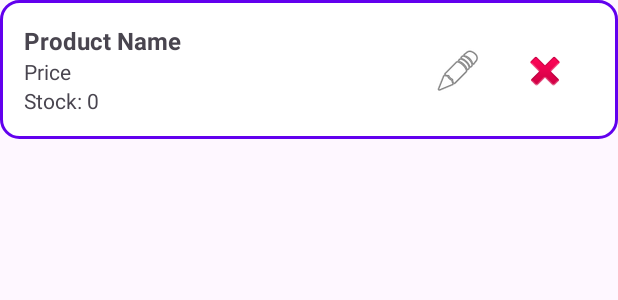
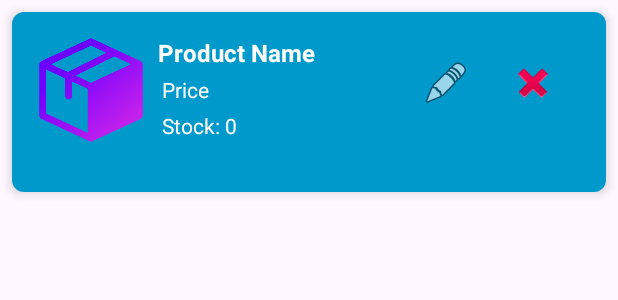
Before and after one commit to Barleyan/ProjectUTSMobile, an Android app: the layout item_product.xml on its own in the app's theme, with its tools: preview values and no code run, on a phone screen of 412 x 824 dp. Shown: the top 300 px of the screen. Run offline under Robolectric (Android 15) with nearby library versions, the phone set to English and light mode, and no system bars.

Commit message:
Update layout item

```diff
--- a/app/src/main/java/com/example/project/TransactionAdapter.kt
+++ b/app/src/main/java/com/example/project/TransactionAdapter.kt
@@ -20,8 +20,8 @@
         inner class TransactionViewHolder(view: View) : RecyclerView.ViewHolder(view) {
             val productID: TextView = view.findViewById(R.id.tvProductId)
             val customerID: TextView = view.findViewById(R.id.tvCustomerId)
-            val quantity: TextView = view.findViewById(R.id.tvquantity)
-            val TotalPrice: TextView = view.findViewById(R.id.tvtotalprice)
+            val quantity: TextView = view.findViewById(R.id.tvQuantity)
+            val TotalPrice: TextView = view.findViewById(R.id.tvTotalPrice)
             val btnDeleteTransaction: ImageButton = view.findViewById(R.id.btnDeleteTransaction)
             val btnEditTransaction: ImageButton = view.findViewById(R.id.btnEditTransaction)
         }
--- /dev/null
+++ b/app/src/main/res/drawable/gradient_background.xml
@@ -0,0 +1,6 @@
+<shape xmlns:android="http://schemas.android.com/apk/res/android">
+    <gradient
+        android:startColor="#FF8A65"
+        android:endColor="#FF7043"
+        android:angle="45"/>
+</shape>
--- a/app/src/main/res/layout/activity_main_menu.xml
+++ b/app/src/main/res/layout/activity_main_menu.xml
@@ -24,8 +24,8 @@
 
     <ImageView
         android:id="@+id/imageView"
-        android:layout_width="200dp"
-        android:layout_height="200dp"
+        android:layout_width="256dp"
+        android:layout_height="245dp"
         android:layout_marginTop="84dp"
         android:elevation="4dp"
         android:src="@drawable/logo_toko_depan"
--- a/app/src/main/res/layout/item_product.xml
+++ b/app/src/main/res/layout/item_product.xml
@@ -1,12 +1,33 @@
 <?xml version="1.0" encoding="utf-8"?>
-<androidx.constraintlayout.widget.ConstraintLayout xmlns:android="http://schemas.android.com/apk/res/android"
+<androidx.cardview.widget.CardView xmlns:android="http://schemas.android.com/apk/res/android"
     xmlns:app="http://schemas.android.com/apk/res-auto"
+    xmlns:tools="http://schemas.android.com/tools"
+    android:layout_width="match_parent"
+    android:layout_height="wrap_content"
+    app:cardCornerRadius="8dp"
+    app:cardElevation="4dp"
+    android:layout_margin="8dp">
+
+    <androidx.constraintlayout.widget.ConstraintLayout
         android:layout_width="match_parent"
         android:layout_height="wrap_content"
         android:padding="16dp"
-    android:background="@drawable/border">
+        android:background="@android:color/holo_blue_dark">
 
-    <!-- Nama Produk -->
+        <!-- Gambar Produk -->
+
+        <ImageView
+            android:id="@+id/productImage"
+            android:layout_width="73dp"
+            android:layout_height="72dp"
+            android:layout_marginBottom="16dp"
+            android:scaleType="centerCrop"
+            android:src="@drawable/ic_product_placeholder"
+            app:layout_constraintBottom_toBottomOf="parent"
+            app:layout_constraintStart_toStartOf="parent"
+            app:layout_constraintTop_toTopOf="parent"
+            app:layout_constraintVertical_bias="0.0" />
+
         <TextView
             android:id="@+id/tvProductName"
             android:layout_width="0dp"
@@ -14,30 +35,37 @@
             android:text="Product Name"
             android:textStyle="bold"
             android:textSize="16sp"
-        app:layout_constraintStart_toStartOf="parent"
+            android:textColor="@android:color/white"
+            android:layout_marginStart="8dp"
+            app:layout_constraintStart_toEndOf="@id/productImage"
             app:layout_constraintTop_toTopOf="parent"
             app:layout_constraintEnd_toEndOf="parent"/>
 
         <!-- Harga Produk -->
         <TextView
             android:id="@+id/tvProductPrice"
-        android:layout_width="0dp"
-        android:layout_height="wrap_content"
+            android:layout_width="270dp"
+            android:layout_height="20dp"
+            android:layout_marginTop="4dp"
             android:text="Price"
-        app:layout_constraintStart_toStartOf="parent"
-        app:layout_constraintTop_toBottomOf="@id/tvProductName"
-        app:layout_constraintEnd_toEndOf="parent"/>
+            android:textColor="@android:color/white"
+            app:layout_constraintEnd_toEndOf="parent"
+            app:layout_constraintStart_toEndOf="@+id/productImage"
+            app:layout_constraintTop_toBottomOf="@id/tvProductName" />
 
         <!-- Stok Produk -->
         <TextView
             android:id="@+id/tvProductStock"
-        android:layout_width="0dp"
-        android:layout_height="wrap_content"
+            android:layout_width="269dp"
+            android:layout_height="19dp"
+            android:layout_marginTop="4dp"
             android:text="Stock: 0"
-        app:layout_constraintStart_toStartOf="parent"
-        app:layout_constraintTop_toBottomOf="@id/tvProductPrice"
-        app:layout_constraintEnd_toEndOf="parent"/>
+            android:textColor="@android:color/white"
+            app:layout_constraintEnd_toEndOf="parent"
+            app:layout_constraintStart_toEndOf="@id/productImage"
+            app:layout_constraintTop_toBottomOf="@id/tvProductPrice" />
 
+        <!-- Tombol Hapus Produk -->
         <ImageButton
             android:id="@+id/btnDeleteProduct"
             android:layout_width="50dp"
@@ -50,6 +78,8 @@
             app:layout_constraintEnd_toEndOf="parent"
             app:layout_constraintTop_toTopOf="parent" />
 
+
+        <!-- Tombol Edit Produk -->
         <ImageButton
             android:id="@+id/btnEditProduct"
             android:layout_width="50dp"
@@ -63,3 +93,5 @@
             app:layout_constraintTop_toTopOf="parent" />
 
     </androidx.constraintlayout.widget.ConstraintLayout>
+
+</androidx.cardview.widget.CardView>
```
Also changed, not shown: app/src/main/res/layout/item_customer.xml (+18 -7 lines), app/src/main/res/layout/item_transaction.xml (+28 -11 lines), app/src/main/res/drawable/ic_product_placeholder.png (added), app/src/main/res/drawable/logo_toko.png (deleted). Lines whose indentation alone changed are shown as unchanged.
